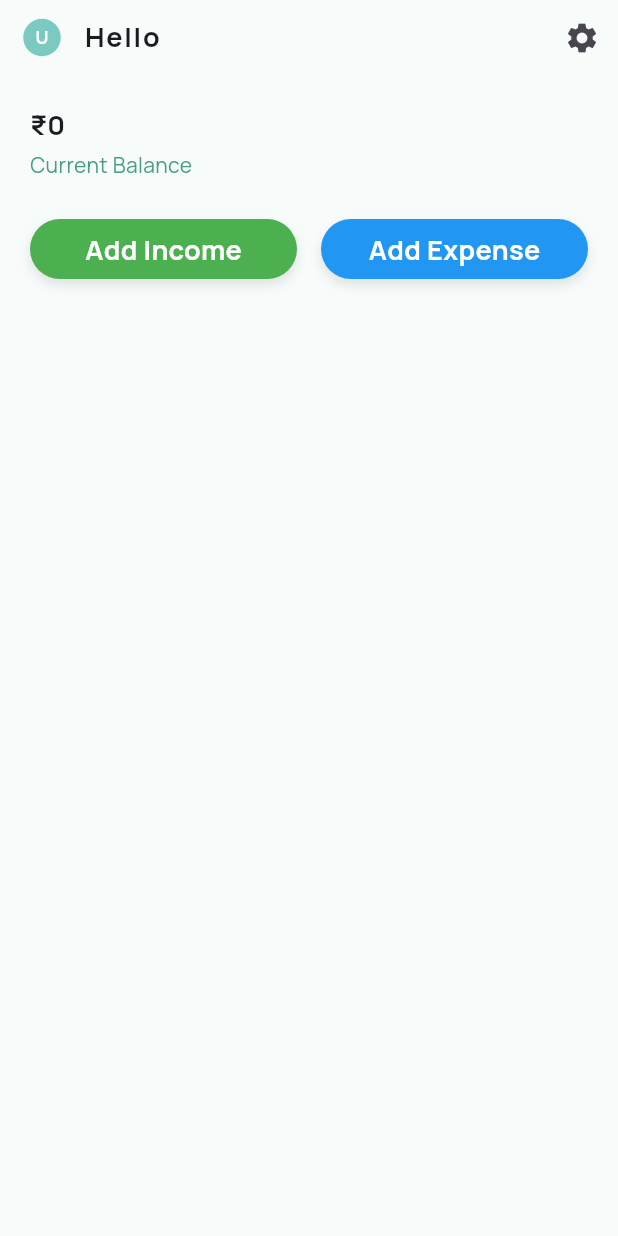
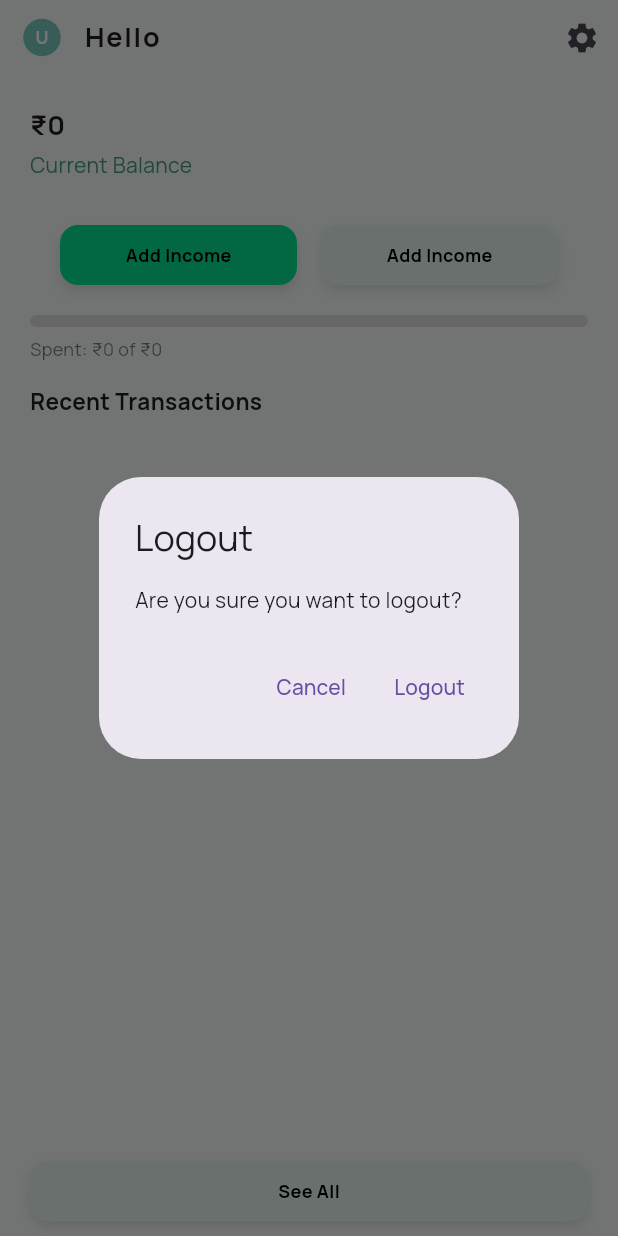
Before and after one commit to Trippycommand/myapp, a Flutter app: the HomePageUI screen opened directly, after a tap on the "settings" icon, on a phone screen of 412 x 824 dp. Run offline on Flutter 3.47's test engine with Material 3 defaults, Android fonts, the phone set to English and light mode, and no system bars; our stand-ins replace animated_text_kit, cloud_firestore, firebase_auth, firebase_core, fl_chart, google_fonts; accounts and stored records are empty; network calls fail.

Commit message:
Home Page Part 1 Transaction part status bar and logout basic logic

```diff
--- a/lib/UI component/Homepage/AddTransactionbutton.dart
+++ b/lib/UI component/Homepage/AddTransactionbutton.dart
@@ -11,14 +11,16 @@ class Addtransactionbutton extends StatelessWidget {
     return Padding(
       padding: const EdgeInsets.only(top: 16.0, left: 20, right: 20),
       child: Row(
-        mainAxisAlignment: MainAxisAlignment.spaceEvenly,
+        mainAxisAlignment: MainAxisAlignment.spaceBetween,
         children: [
           Expanded(
             child: CustomButton(
+              fontSize: 12,
+              borderRadius: 12,
               height: 50,
-              width: screenwitdh * 0.4,
-              color: Colors.green,
-              textColor: Colors.white,
+              width: screenwitdh * 0.5,
+              color: Color(0xff05E38F),
+              textColor: const Color.fromARGB(255, 0, 0, 0),
               label: "Add Income",
               onPressed: () {
                 // Handle income button
@@ -28,11 +30,16 @@ class Addtransactionbutton extends StatelessWidget {
           const SizedBox(width: 16),
           Expanded(
             child: CustomButton(
-              label: "Add Expense",
+              fontSize: 12,
+              borderRadius: 12,
+              height: 50,
+              width: screenwitdh * 0.5,
+              color: Color(0xffE5F5F0),
+              textColor: const Color.fromARGB(255, 0, 0, 0),
+              label: "Add Income",
               onPressed: () {
-                // Handle expense button
+                // Handle income button
               },
-              height: 50,
             ),
           ),
         ],
--- a/lib/UI component/Homepage/Homepage.dart
+++ b/lib/UI component/Homepage/Homepage.dart
@@ -1,7 +1,11 @@
 import 'package:cloud_firestore/cloud_firestore.dart';
 import 'package:flutter/material.dart';
 import 'package:myapp/UI%20component/Homepage/AddTransactionbutton.dart';
+import 'package:myapp/UI%20component/Homepage/ExpenseCard.dart'
+    show ExpenseCard;
+import 'package:myapp/UI%20component/Homepage/StatusBarPage.dart';
 import 'package:myapp/UI%20component/Homepage/appbar.dart';
+import 'package:myapp/UI%20component/Templates/Button.dart';
 
 class HomePageUI extends StatelessWidget {
   final String fixedUID = 'qkIThgX4FqafhY5aeRIA';
@@ -27,48 +31,150 @@
             return const Center(child: Text("No data found for this user."));
           }
 
-            final data = snapshot.data!.data();
-            // Extract numeric total income
-            final totatIncome = data?['totatIncome'];
+          final userData = snapshot.data!.data();
+          final totalIncome = (userData?['totatIncome'] ?? 0) as num;
+
+          return FutureBuilder<QuerySnapshot<Map<String, dynamic>>>(
+            future:
+                FirebaseFirestore.instance
+                    .collection('User')
+                    .doc(fixedUID)
+                    .collection('expenses')
+                    .orderBy('date', descending: true)
+                    .get(),
+            builder: (context, expenseSnapshot) {
+              if (expenseSnapshot.connectionState == ConnectionState.waiting) {
+                return const Center(child: CircularProgressIndicator());
+              }
+              if (expenseSnapshot.hasError) {
+                return Center(child: Text('Error: ${expenseSnapshot.error}'));
+              }
+              if (!expenseSnapshot.hasData) {
+                return const Center(child: Text('No expenses found.'));
+              }
+
+              final expenses = expenseSnapshot.data!.docs;
+
+              final totalExpense = expenses.fold<int>(
+                0,
+                (sum, doc) => sum + ((doc['amount'] ?? 0) as num).toInt(),
+              );
+
+              final currentBalance = totalIncome.toInt() - totalExpense;
+
+              final recentExpenses = expenses.take(3).toList();
+
+              final percentSpent =
+                  totalIncome > 0 ? totalExpense / totalIncome : 0.0;
 
               return Column(
+                crossAxisAlignment: CrossAxisAlignment.start,
                 children: [
-                Align(
-                  alignment: Alignment.topLeft,
-                  child: Padding(
-                    padding: EdgeInsets.only(
-                      left: 20,
-                      top: 20,
-                    ), // add some padding from edges
+                  const SizedBox(height: 20),
+                  Padding(
+                    padding: const EdgeInsets.symmetric(horizontal: 20),
                     child: Text(
-                      totatIncome != null ? '₹$totatIncome' : '',
+                      '₹$currentBalance',
                       style: const TextStyle(
                         fontSize: 18,
                         fontWeight: FontWeight.bold,
-                        //
                       ),
                     ),
                   ),
-                ),
-                Align(
-                  alignment: Alignment.topLeft,
-                  child: Padding(
-                    padding: EdgeInsets.only(left: 20,top: 4),
+                  const Padding(
+                    padding: EdgeInsets.symmetric(horizontal: 20, vertical: 4),
                     child: Text(
                       "Current Balance",
-                      style: TextStyle(
-                        color: Color(0xff479E7D),
-                        fontSize: 14,
-                        fontWeight: FontWeight.normal,
+                      style: TextStyle(color: Color(0xff479E7D), fontSize: 14),
+                    ),
+                  ),
+                  const Padding(
+                    padding: EdgeInsets.symmetric(horizontal: 20),
+                    child: Addtransactionbutton(),
+                  ),
+                  const SizedBox(height: 20),
+                  Padding(
+                    padding: const EdgeInsets.symmetric(horizontal: 20),
+                    child: GestureDetector(
+                      onTap: () {
+                        Navigator.push(
+                          context,
+                          MaterialPageRoute(
+                            builder:
+                                (_) => StatusBarPage(
+                                  totalIncome: totalIncome.toInt(),
+                                  totalExpense: totalExpense,
+                                ),
+                          ),
+                        );
+                      },
+                      child: LinearProgressIndicator(
+                        value: percentSpent,
+                        backgroundColor: Colors.grey.shade300,
+                        color: const Color(0xff05E38F),
+                        minHeight: 8,
+                        borderRadius: BorderRadius.circular(6),
                       ),
                     ),
                   ),
+                  Padding(
+                    padding: const EdgeInsets.symmetric(
+                      horizontal: 20,
+                      vertical: 6,
                     ),
-                Align(
-                  alignment: Alignment.topLeft,
-                  child: Addtransactionbutton(),
-                )
+                    child: Text(
+                      'Spent: ₹$totalExpense of ₹${totalIncome.toInt()}',
+                      style: const TextStyle(
+                        fontSize: 12,
+                        color: Colors.black54,
+                      ),
+                    ),
+                  ),
+                  const SizedBox(height: 10),
+                  const Padding(
+                    padding: EdgeInsets.only(left: 20),
+                    child: Text(
+                      "Recent Transactions",
+                      style: TextStyle(
+                        fontSize: 15,
+                        fontWeight: FontWeight.bold,
+                      ),
+                    ),
+                  ),
+                  const SizedBox(height: 10),
+                  Expanded(
+                    child: ListView.builder(
+                      padding: const EdgeInsets.symmetric(horizontal: 20),
+                      itemCount: recentExpenses.length,
+                      itemBuilder: (context, index) {
+                        final data = recentExpenses[index].data();
+                        final amount = data['amount']?.toString() ?? '0';
+                        final category = data['category'] ?? 'Unknown';
+
+                        return ExpenseCard(category: category, amount: amount);
+                      },
+                    ),
+                  ),
+                  Padding(
+                    padding: const EdgeInsets.symmetric(
+                      horizontal: 20,
+                      vertical: 10,
+                    ),
+                    child: Align(
+                      alignment: Alignment.centerRight,
+                      child: CustomButton(
+                        label: "See All",
+                        onPressed: () {},
+                        color: Color(0xffE5F5F0),
+                        textColor: Colors.black,
+                        borderRadius: 12,
+                        fontSize: 12,
+                      ),
+                    ),
+                  ),
                 ],
+              );
+            },
           );
         },
       ),
--- a/lib/UI component/Homepage/appbar.dart
+++ b/lib/UI component/Homepage/appbar.dart
@@ -1,17 +1,19 @@
 import 'package:firebase_auth/firebase_auth.dart';
 import 'package:flutter/material.dart';
+import 'package:myapp/Pages/StartUp.dart';
 import 'package:myapp/UI%20component/Homepage/leadingAppBar.dart';
 
 class HomePageAppBar extends StatelessWidget implements PreferredSizeWidget {
   const HomePageAppBar({super.key});
 
-
   @override
   Size get preferredSize => const Size.fromHeight(50);
+
   @override
   Widget build(BuildContext context) {
     final user = FirebaseAuth.instance.currentUser;
     final String userName = user?.displayName ?? 'User';
+
     return AppBar(
       centerTitle: false,
       titleSpacing: 0,
@@ -33,11 +35,38 @@ class HomePageAppBar extends StatelessWidget implements PreferredSizeWidget {
         IconButton(
           icon: const Icon(Icons.settings),
           onPressed: () {
-            // Handle profile or settings navigation
+            _showLogoutDialog(context);
           },
         ),
       ],
-leading: const UserInitialLeading() ,
+      leading: const UserInitialLeading(),
+    );
+  }
+
+  void _showLogoutDialog(BuildContext context) {
+    showDialog(
+      context: context,
+      builder: (ctx) => AlertDialog(
+        title: const Text("Logout"),
+        content: const Text("Are you sure you want to logout?"),
+        actions: [
+          TextButton(
+            child: const Text("Cancel"),
+            onPressed: () => Navigator.of(ctx).pop(),
+          ),
+          TextButton(
+            child: const Text("Logout"),
+            onPressed: () async {
+              Navigator.of(ctx).pop(); // Close dialog
+              await FirebaseAuth.instance.signOut();
+              Navigator.of(context).pushAndRemoveUntil(
+                MaterialPageRoute(builder: (_) => const First()),
+                (route) => false,
+              );
+            },
+          ),
+        ],
+      ),
     );
   }
 }
--- a/lib/UI component/Templates/Button.dart
+++ b/lib/UI component/Templates/Button.dart
@@ -1,5 +1,4 @@
 import 'package:flutter/material.dart';
-
 class CustomButton extends StatefulWidget {
   final String label;
   final VoidCallback onPressed;
@@ -7,6 +6,8 @@ class CustomButton extends StatefulWidget {
   final Color textColor;
   final double height;
   final double width;
+  final double borderRadius;
+  final double fontSize; // <-- New parameter
 
   const CustomButton({
     super.key,
@@ -16,8 +17,9 @@ class CustomButton extends StatefulWidget {
     this.textColor = Colors.white,
     this.height = 50,
     this.width = double.infinity,
+    this.borderRadius = 20,
+    this.fontSize = 18, // <-- Default font size
   });
-
   @override
   State<CustomButton> createState() => _CustomButtonState();
 }
@@ -60,10 +62,10 @@ class _CustomButtonState extends State<CustomButton> {
             margin:EdgeInsets.only(top: 10),
             decoration: BoxDecoration(
               color: widget.color,
-              borderRadius: BorderRadius.circular(20),
+              borderRadius: BorderRadius.circular(widget.borderRadius),
               boxShadow: [
                 BoxShadow(
-                  color: Colors.black.withOpacity(0.1),
+                  color: const Color.fromARGB(0, 0, 0, 0).withOpacity(0.1),
                   blurRadius: 6,
                   offset: const Offset(0, 4),
                 ),
@@ -74,7 +76,7 @@ class _CustomButtonState extends State<CustomButton> {
               widget.label,
               style: TextStyle(
                 color: widget.textColor,
-                fontSize: 18,
+                fontSize: widget.fontSize,
                 fontWeight: FontWeight.bold,
               ),
             ),
--- a/pubspec.yaml
+++ b/pubspec.yaml
@@ -40,6 +40,7 @@ dependencies:
   google_fonts: ^6.2.1
   cloud_firestore: ^5.6.8
   firebase_database: ^11.3.6
+  fl_chart: ^0.64.0
 dev_dependencies:
   flutter_test:
     sdk: flutter
```
Also changed, not shown: lib/UI component/Homepage/ExpenseCard.dart (added, +51 -0 lines), lib/UI component/Homepage/StatusBarPage.dart (added, +122 -0 lines), pubspec.lock. Lines whose indentation alone changed are shown as unchanged.
